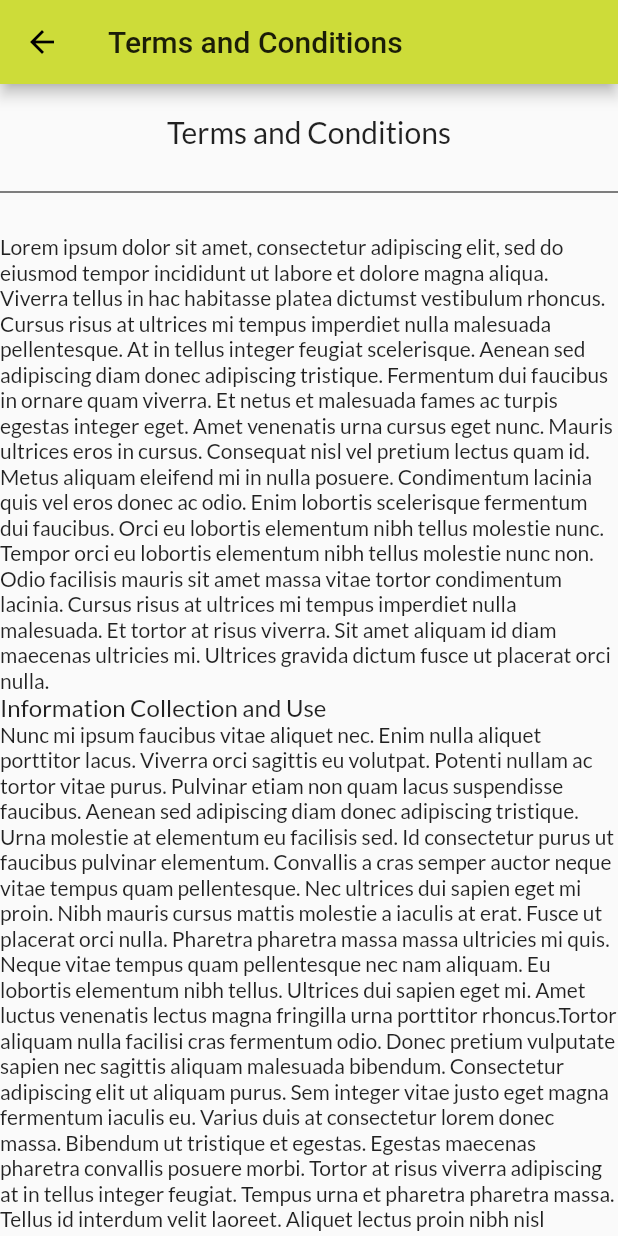
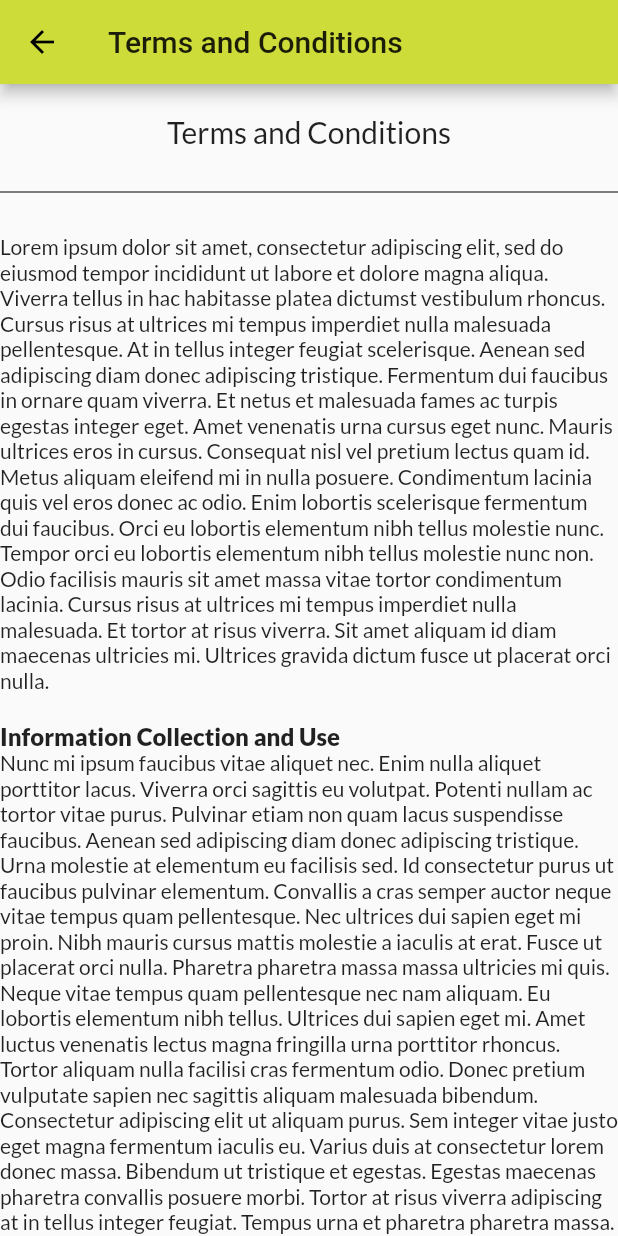
Before and after one commit to mettsardw/smart-chugg2, a Flutter app: the TermsAndConditions screen opened by its route, on a phone screen of 412 x 824 dp. Run offline on Flutter 3.47's test engine with Material 2 defaults, Android fonts, the phone set to English and light mode, and no system bars; our stand-ins replace google_fonts.

Commit message:
Fix UX dan funct popup message

```diff
--- a/lib/list_barang.dart
+++ b/lib/list_barang.dart
@@ -60,14 +60,16 @@ class _ListBarangState extends State<ListBarang> {
             content: new Text("Quantity will decrease and you have to remove item from cart."),
             actions: <Widget>[
               new FlatButton(
-                child: new Text("YES"),
+                child: new Text("No"),
                 onPressed: () {
                   _deleteBarang(idx);
+                  Navigator.pop(context);
                 },
               ),
               new FlatButton(
-                child: new Text("NO"),
+                child: new Text("Yes"),
                 onPressed: () {
+                  _deleteBarang(idx);
                   Navigator.pop(context);
                 },
               ),
--- a/lib/terms_and_conditions.dart
+++ b/lib/terms_and_conditions.dart
@@ -28,12 +28,12 @@ class TermsAndConditions extends StatelessWidget {
               text: TextSpan(
                 style: Theme.of(context).textTheme.body2,
                 children: <TextSpan>[
-                  TextSpan(text:'Lorem ipsum dolor sit amet, consectetur adipiscing elit, sed do eiusmod tempor incididunt ut labore et dolore magna aliqua. Viverra tellus in hac habitasse platea dictumst vestibulum rhoncus. Cursus risus at ultrices mi tempus imperdiet nulla malesuada pellentesque. At in tellus integer feugiat scelerisque. Aenean sed adipiscing diam donec adipiscing tristique. Fermentum dui faucibus in ornare quam viverra. Et netus et malesuada fames ac turpis egestas integer eget. Amet venenatis urna cursus eget nunc. Mauris ultrices eros in cursus. Consequat nisl vel pretium lectus quam id. Metus aliquam eleifend mi in nulla posuere. Condimentum lacinia quis vel eros donec ac odio. Enim lobortis scelerisque fermentum dui faucibus. Orci eu lobortis elementum nibh tellus molestie nunc. Tempor orci eu lobortis elementum nibh tellus molestie nunc non. Odio facilisis mauris sit amet massa vitae tortor condimentum lacinia. Cursus risus at ultrices mi tempus imperdiet nulla malesuada. Et tortor at risus viverra. Sit amet aliquam id diam maecenas ultricies mi. Ultrices gravida dictum fusce ut placerat orci nulla.'),
-                  TextSpan(text:'\nInformation Collection and Use\n',style: Theme.of(context).textTheme.subhead,),
-                  TextSpan(text:'Nunc mi ipsum faucibus vitae aliquet nec. Enim nulla aliquet porttitor lacus. Viverra orci sagittis eu volutpat. Potenti nullam ac tortor vitae purus. Pulvinar etiam non quam lacus suspendisse faucibus. Aenean sed adipiscing diam donec adipiscing tristique. Urna molestie at elementum eu facilisis sed. Id consectetur purus ut faucibus pulvinar elementum. Convallis a cras semper auctor neque vitae tempus quam pellentesque. Nec ultrices dui sapien eget mi proin. Nibh mauris cursus mattis molestie a iaculis at erat. Fusce ut placerat orci nulla. Pharetra pharetra massa massa ultricies mi quis. Neque vitae tempus quam pellentesque nec nam aliquam. Eu lobortis elementum nibh tellus. Ultrices dui sapien eget mi. Amet luctus venenatis lectus magna fringilla urna porttitor rhoncus.'),
-                  TextSpan(text: 'Tortor aliquam nulla facilisi cras fermentum odio. Donec pretium vulputate sapien nec sagittis aliquam malesuada bibendum. Consectetur adipiscing elit ut aliquam purus. Sem integer vitae justo eget magna fermentum iaculis eu. Varius duis at consectetur lorem donec massa. Bibendum ut tristique et egestas. Egestas maecenas pharetra convallis posuere morbi. Tortor at risus viverra adipiscing at in tellus integer feugiat. Tempus urna et pharetra pharetra massa. Tellus id interdum velit laoreet. Aliquet lectus proin nibh nisl condimentum id venenatis. Dignissim enim sit amet venenatis urna cursus eget. Commodo viverra maecenas accumsan lacus vel facilisis volutpat. Pharetra vel turpis nunc eget lorem dolor sed. Ultrices vitae auctor eu augue.'),
-                  TextSpan(text: 'Et ligula ullamcorper malesuada proin libero nunc consequat interdum. Tempus egestas sed sed risus. Convallis a cras semper auctor neque vitae tempus. Tellus in metus vulputate eu scelerisque felis imperdiet proin fermentum. Neque volutpat ac tincidunt vitae semper quis lectus nulla at. Curabitur gravida arcu ac tortor dignissim convallis. Tortor vitae purus faucibus ornare. Elementum sagittis vitae et leo duis ut. Vitae justo eget magna fermentum. Dignissim cras tincidunt lobortis feugiat vivamus at augue eget arcu.'),
-                  TextSpan(text: 'Laoreet sit amet cursus sit. Quis eleifend quam adipiscing vitae. Tortor id aliquet lectus proin nibh. Rhoncus aenean vel elit scelerisque mauris pellentesque. Rhoncus dolor purus non enim. Non quam lacus suspendisse faucibus interdum. Vel turpis nunc eget lorem dolor sed. Est ullamcorper eget nulla facilisi. Nisl condimentum id venenatis a. Varius quam quisque id diam vel. Imperdiet nulla malesuada pellentesque elit eget gravida cum sociis natoque. Semper quis lectus nulla at volutpat diam. Ultricies integer quis auctor elit sed vulputate mi sit.'),
+                  TextSpan(text:'Lorem ipsum dolor sit amet, consectetur adipiscing elit, sed do eiusmod tempor incididunt ut labore et dolore magna aliqua. Viverra tellus in hac habitasse platea dictumst vestibulum rhoncus. Cursus risus at ultrices mi tempus imperdiet nulla malesuada pellentesque. At in tellus integer feugiat scelerisque. Aenean sed adipiscing diam donec adipiscing tristique. Fermentum dui faucibus in ornare quam viverra. Et netus et malesuada fames ac turpis egestas integer eget. Amet venenatis urna cursus eget nunc. Mauris ultrices eros in cursus. Consequat nisl vel pretium lectus quam id. Metus aliquam eleifend mi in nulla posuere. Condimentum lacinia quis vel eros donec ac odio. Enim lobortis scelerisque fermentum dui faucibus. Orci eu lobortis elementum nibh tellus molestie nunc. Tempor orci eu lobortis elementum nibh tellus molestie nunc non. Odio facilisis mauris sit amet massa vitae tortor condimentum lacinia. Cursus risus at ultrices mi tempus imperdiet nulla malesuada. Et tortor at risus viverra. Sit amet aliquam id diam maecenas ultricies mi. Ultrices gravida dictum fusce ut placerat orci nulla.\n'),
+                  TextSpan(text:'\nInformation Collection and Use\n',style: Theme.of(context).textTheme.subhead.apply(fontWeightDelta:  10)),
+                  TextSpan(text:'Nunc mi ipsum faucibus vitae aliquet nec. Enim nulla aliquet porttitor lacus. Viverra orci sagittis eu volutpat. Potenti nullam ac tortor vitae purus. Pulvinar etiam non quam lacus suspendisse faucibus. Aenean sed adipiscing diam donec adipiscing tristique. Urna molestie at elementum eu facilisis sed. Id consectetur purus ut faucibus pulvinar elementum. Convallis a cras semper auctor neque vitae tempus quam pellentesque. Nec ultrices dui sapien eget mi proin. Nibh mauris cursus mattis molestie a iaculis at erat. Fusce ut placerat orci nulla. Pharetra pharetra massa massa ultricies mi quis. Neque vitae tempus quam pellentesque nec nam aliquam. Eu lobortis elementum nibh tellus. Ultrices dui sapien eget mi. Amet luctus venenatis lectus magna fringilla urna porttitor rhoncus.\n'),
+                  TextSpan(text: 'Tortor aliquam nulla facilisi cras fermentum odio. Donec pretium vulputate sapien nec sagittis aliquam malesuada bibendum. Consectetur adipiscing elit ut aliquam purus. Sem integer vitae justo eget magna fermentum iaculis eu. Varius duis at consectetur lorem donec massa. Bibendum ut tristique et egestas. Egestas maecenas pharetra convallis posuere morbi. Tortor at risus viverra adipiscing at in tellus integer feugiat. Tempus urna et pharetra pharetra massa. Tellus id interdum velit laoreet. Aliquet lectus proin nibh nisl condimentum id venenatis. Dignissim enim sit amet venenatis urna cursus eget. Commodo viverra maecenas accumsan lacus vel facilisis volutpat. Pharetra vel turpis nunc eget lorem dolor sed. Ultrices vitae auctor eu augue.\n'),
+                  TextSpan(text: 'Et ligula ullamcorper malesuada proin libero nunc consequat interdum. Tempus egestas sed sed risus. Convallis a cras semper auctor neque vitae tempus. Tellus in metus vulputate eu scelerisque felis imperdiet proin fermentum. Neque volutpat ac tincidunt vitae semper quis lectus nulla at. Curabitur gravida arcu ac tortor dignissim convallis. Tortor vitae purus faucibus ornare. Elementum sagittis vitae et leo duis ut. Vitae justo eget magna fermentum. Dignissim cras tincidunt lobortis feugiat vivamus at augue eget arcu.\n'),
+                  TextSpan(text: 'Laoreet sit amet cursus sit. Quis eleifend quam adipiscing vitae. Tortor id aliquet lectus proin nibh. Rhoncus aenean vel elit scelerisque mauris pellentesque. Rhoncus dolor purus non enim. Non quam lacus suspendisse faucibus interdum. Vel turpis nunc eget lorem dolor sed. Est ullamcorper eget nulla facilisi. Nisl condimentum id venenatis a. Varius quam quisque id diam vel. Imperdiet nulla malesuada pellentesque elit eget gravida cum sociis natoque. Semper quis lectus nulla at volutpat diam. Ultricies integer quis auctor elit sed vulputate mi sit.\n'),
                 ],
               ),
             ),
```
